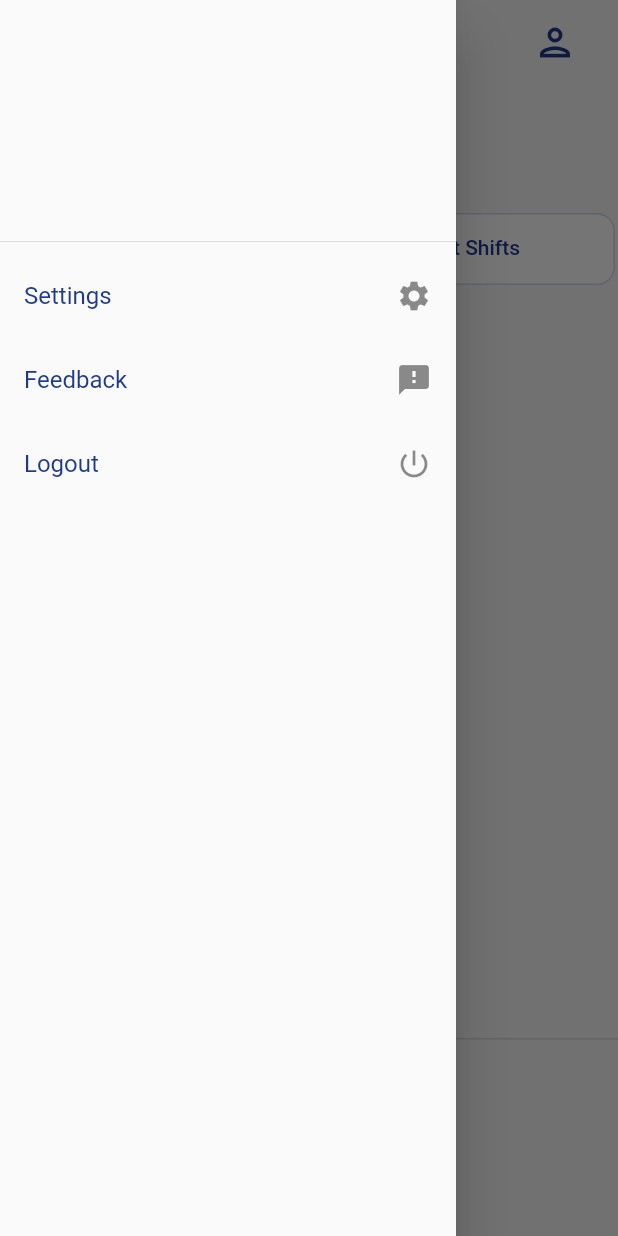
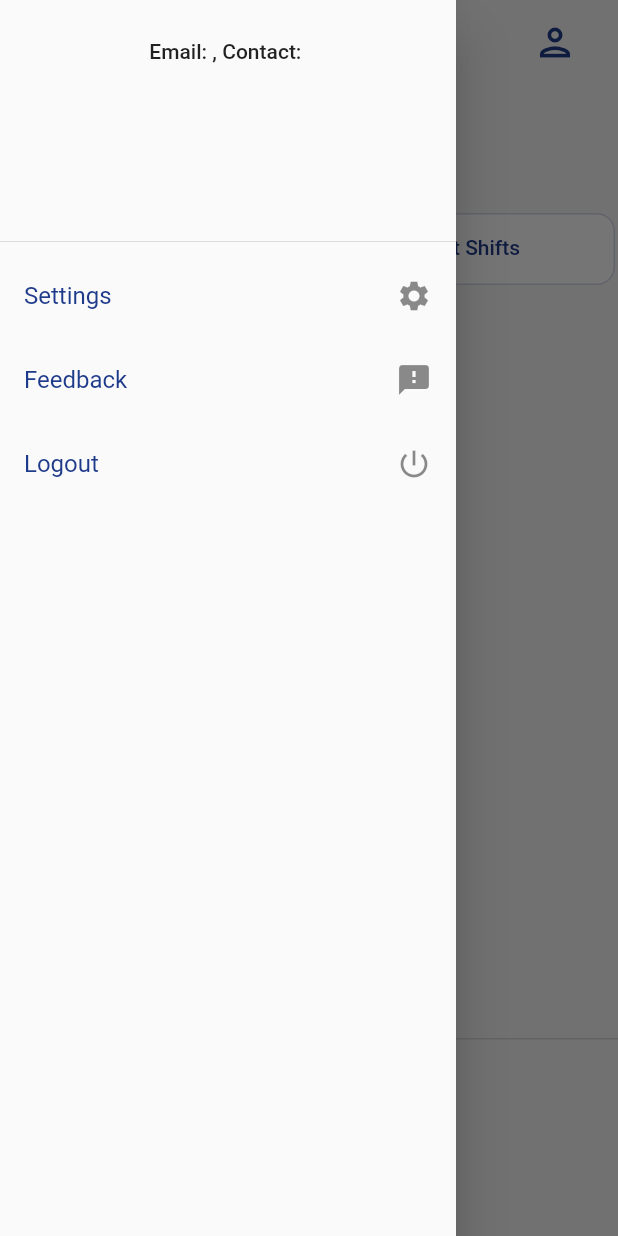
Before and after one commit to kevjose/flutter-getx-sample, a Flutter app: the screen it shows once a user with an empty profile is signed in, in the side drawer, after a tap on the "menu" icon, on a phone screen of 412 x 824 dp. Run offline on Flutter 3.47's test engine with Material 2 defaults, Android fonts, the phone set to English and light mode, and no system bars; our stand-ins replace firebase_auth, firebase_core, get, google_fonts; accounts and stored records are empty; Roboto replaces fonts that are missing (Questrial).

Commit message:
feat(phone-login) implemented login via phone. User can choose form either

```diff
--- a/lib/services/auth_service.dart
+++ b/lib/services/auth_service.dart
@@ -20,7 +20,7 @@ class AuthService {
     await FirebaseAuth.instance.verifyPhoneNumber(
       /// Make sure to prefix with your country code
       phoneNumber: phoneNumber,
-      timeout: Duration(milliseconds: 10000),
+      timeout: Duration(seconds: 20),
       verificationCompleted: verificationCompleted,
       verificationFailed: verificationFailed,
       codeSent: codeSent,
--- a/lib/views/home_screen.dart
+++ b/lib/views/home_screen.dart
@@ -18,7 +18,8 @@ class HomeScreen extends GetWidget<AuthController> {
                   SizedBox(
                     height: 10,
                   ),
-                  Text("${controller.user.email}"),
+                  Text(
+                      "Email: ${controller.user.email}, Contact: ${controller.user.phoneNumber}"),
                 ],
               ),
             ),
--- a/lib/views/login_screen.dart
+++ b/lib/views/login_screen.dart
@@ -153,7 +153,7 @@ class LoginScreen extends StatelessWidget {
                 ),
                 TextButton(
                   onPressed: () {
-                    Get.toNamed(PhoneLoginScreen.routeName);
+                    _authController.loginType.value = 'PHONE';
                   },
                   child: Container(
                     height: 60.0,
--- a/lib/views/phone_login_screen.dart
+++ b/lib/views/phone_login_screen.dart
@@ -11,12 +11,17 @@ class PhoneLoginScreen extends StatelessWidget {
 
   final formKey = new GlobalKey<FormState>();
   final TextEditingController phoneController = TextEditingController();
+  final TextEditingController pinController = TextEditingController();
 
-  String email, password;
+  String phone, pin;
 
   handleFormSubmit() async {
-    if (this.formKey.currentState.validate()) {
+    if (this.formKey.currentState.validate() &&
+        _authController.verificationCodeSent.value == false) {
       await _authController.submitPhoneNumber(phoneController.text);
+    } else if (this.formKey.currentState.validate() &&
+        _authController.verificationCodeSent.value == true) {
+      await _authController.loginWithPhone(pinController.text);
     }
     // _authController.submitOTP('000000');
   }
@@ -79,10 +84,52 @@ class PhoneLoginScreen extends StatelessWidget {
                       ),
                       textCapitalization: TextCapitalization.none,
                       onChanged: (value) {
-                        this.email = value;
+                        this.phone = value;
                       },
                       validator: (value) =>
                           value.isEmpty ? 'Phone is required' : null,
+                    ),
+                    SizedBox(
+                      height: 10.0,
+                    ),
+                    Obx(
+                      () => _authController.verificationCodeSent.value == true
+                          ? TextFormField(
+                              autocorrect: false,
+                              controller: pinController,
+                              keyboardType: TextInputType.phone,
+                              decoration: InputDecoration(
+                                labelText: 'Pin',
+                                labelStyle: kSubtitleStyle,
+                                errorStyle: TextStyle(
+                                  color: Colors.deepOrange,
+                                ),
+                                border: OutlineInputBorder(
+                                  borderRadius: BorderRadius.circular(5.0),
+                                  borderSide:
+                                      BorderSide(color: kBlack, width: 1.0),
+                                ),
+                                focusedBorder: OutlineInputBorder(
+                                  borderRadius: BorderRadius.circular(5.0),
+                                  borderSide:
+                                      BorderSide(color: kBlack, width: 1.0),
+                                ),
+                                enabledBorder: OutlineInputBorder(
+                                  borderRadius: BorderRadius.circular(5.0),
+                                  borderSide:
+                                      BorderSide(color: kBlack, width: 1.0),
+                                ),
+                              ),
+                              textCapitalization: TextCapitalization.none,
+                              onChanged: (value) {
+                                this.pin = value;
+                              },
+                              validator: (value) =>
+                                  value.isEmpty ? 'Pin is required' : null,
+                            )
+                          : SizedBox(
+                              height: 10.0,
+                            ),
                     ),
                     SizedBox(
                       height: 10.0,
--- a/lib/views/root_screen.dart
+++ b/lib/views/root_screen.dart
@@ -1,6 +1,7 @@
 import 'package:facility_app/controllers/controllers.dart';
 import 'package:facility_app/views/home_screen.dart';
 import 'package:facility_app/views/login_screen.dart';
+import 'package:facility_app/views/phone_login_screen.dart';
 import 'package:flutter/material.dart';
 import 'package:get/get.dart';
 
@@ -10,11 +11,15 @@ class RootScreen extends StatelessWidget {
   Widget build(BuildContext context) {
     return GetX<AuthController>(
       builder: (authController) {
-        print(authController.user);
+        print('Root builder called ${authController.user?.uid}');
         if (authController.user?.uid != null) {
+          print('returning home');
           return HomeScreen();
         } else {
-          return LoginScreen();
+          print('returning login');
+          return authController.loginType.value == 'EMAIL'
+              ? LoginScreen()
+              : PhoneLoginScreen();
         }
       },
     );
```
Also changed, not shown: lib/controllers/auth_controller.dart (+32 -31 lines), 1 other file.
